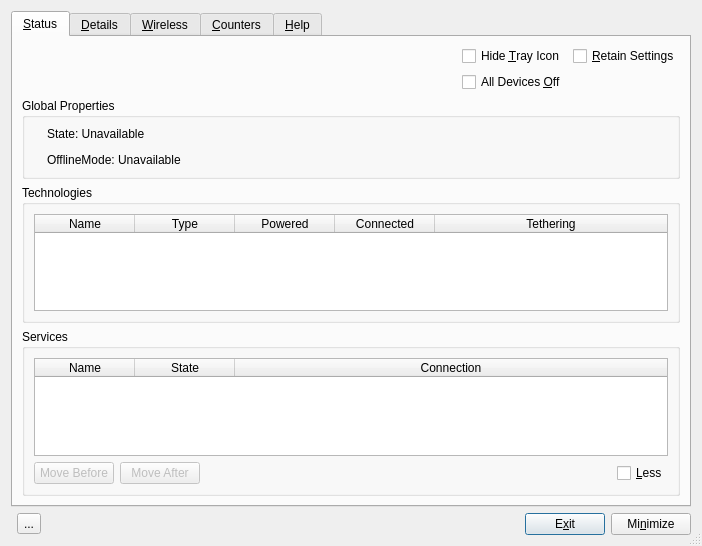
andrew-bibb/cmst, file code/control_box/ui/controlbox.ui: the form before one commit.
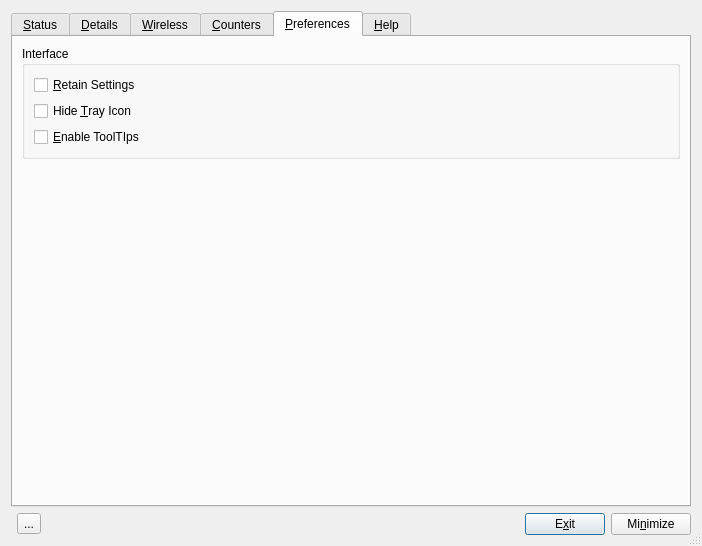
The form after the commit. The open tabs and pages were chosen to show the change. Icons and pictures are not drawn.

Commit message: added preferences tab, toggle tooltips on and off

The edit to the form file:
```diff
--- a/code/control_box/ui/controlbox.ui
+++ b/code/control_box/ui/controlbox.ui
@@ -379,19 +379,6 @@
        <item row="0" column="0">
         <layout class="QGridLayout" name="gridLayout_2">
          <item row="0" column="0">
-          <spacer name="horizontalSpacer">
-           <property name="orientation">
-            <enum>Qt::Horizontal</enum>
-           </property>
-           <property name="sizeHint" stdset="0">
-            <size>
-             <width>40</width>
-             <height>20</height>
-            </size>
-           </property>
-          </spacer>
-         </item>
-         <item row="1" column="0">
           <spacer name="horizontalSpacer_2">
            <property name="orientation">
             <enum>Qt::Horizontal</enum>
@@ -405,19 +392,6 @@
           </spacer>
          </item>
          <item row="0" column="1">
-          <widget class="QCheckBox" name="checkBox_hideIcon">
-           <property name="toolTip">
-            <string>&lt;html&gt;&lt;head/&gt;&lt;body&gt;&lt;p&gt;If checked show an icon in the system tray&lt;/p&gt;&lt;/body&gt;&lt;/html&gt;</string>
-           </property>
-           <property name="whatsThis">
-            <string>&lt;html&gt;&lt;head/&gt;&lt;body&gt;&lt;p&gt;If checked an icon will not be displayed in the system tray&lt;/p&gt;&lt;/body&gt;&lt;/html&gt;</string>
-           </property>
-           <property name="text">
-            <string>Hide &amp;Tray Icon</string>
-           </property>
-          </widget>
-         </item>
-         <item row="1" column="1">
           <widget class="QCheckBox" name="checkBox_devicesoff">
            <property name="toolTip">
             <string>&lt;html&gt;&lt;head/&gt;&lt;body&gt;&lt;p&gt;If checked power down all radios&lt;/p&gt;&lt;/body&gt;&lt;/html&gt;</string>
@@ -430,22 +404,6 @@
            </property>
           </widget>
          </item>
-         <item row="0" column="2">
-          <widget class="QCheckBox" name="checkBox_retainsettings">
-           <property name="enabled">
-            <bool>true</bool>
-           </property>
-           <property name="toolTip">
-            <string>&lt;html&gt;&lt;head/&gt;&lt;body&gt;&lt;p&gt;If checked restore GUI to previous state&lt;/p&gt;&lt;/body&gt;&lt;/html&gt;</string>
-           </property>
-           <property name="whatsThis">
-            <string>&lt;html&gt;&lt;head/&gt;&lt;body&gt;&lt;p&gt;If checked the GUI will be restored from settings saved on disk. Settings include the geometry of the dialog and the state of various check boxes, such as this one. &lt;/p&gt;&lt;p&gt;These settings will be used at next boot to restore the user interface to the way it was at shutdown.&lt;/p&gt;&lt;/body&gt;&lt;/html&gt;</string>
-           </property>
-           <property name="text">
-            <string>&amp;Retain Settings</string>
-           </property>
-          </widget>
-         </item>
         </layout>
        </item>
       </layout>
@@ -761,6 +719,77 @@
        </item>
       </layout>
      </widget>
+     <widget class="QWidget" name="Preferences">
+      <attribute name="title">
+       <string>&amp;Preferences</string>
+      </attribute>
+      <layout class="QGridLayout" name="gridLayout_8">
+       <item row="0" column="0">
+        <widget class="QGroupBox" name="groupBox_preferencesinterface">
+         <property name="title">
+          <string>Interface</string>
+         </property>
+         <layout class="QVBoxLayout" name="verticalLayout_7">
+          <item>
+           <widget class="QCheckBox" name="checkBox_retainsettings">
+            <property name="enabled">
+             <bool>true</bool>
+            </property>
+            <property name="toolTip">
+             <string>&lt;html&gt;&lt;head/&gt;&lt;body&gt;&lt;p&gt;If checked restore GUI to previous state&lt;/p&gt;&lt;/body&gt;&lt;/html&gt;</string>
+            </property>
+            <property name="whatsThis">
+             <string>&lt;html&gt;&lt;head/&gt;&lt;body&gt;&lt;p&gt;If checked the GUI will be restored from settings saved on disk. Settings include the geometry of the dialog and the state of various check boxes, such as this one. &lt;/p&gt;&lt;p&gt;These settings will be used at next boot to restore the user interface to the way it was at shutdown.&lt;/p&gt;&lt;/body&gt;&lt;/html&gt;</string>
+            </property>
+            <property name="text">
+             <string>&amp;Retain Settings</string>
+            </property>
+           </widget>
+          </item>
+          <item>
+           <widget class="QCheckBox" name="checkBox_hideIcon">
+            <property name="toolTip">
+             <string>&lt;html&gt;&lt;head/&gt;&lt;body&gt;&lt;p&gt;If checked hide the icon in the system tray&lt;/p&gt;&lt;/body&gt;&lt;/html&gt;</string>
+            </property>
+            <property name="whatsThis">
+             <string>&lt;html&gt;&lt;head/&gt;&lt;body&gt;&lt;p&gt;If checked an icon will not be displayed in the system tray.  &lt;/p&gt;&lt;/body&gt;&lt;/html&gt;</string>
+            </property>
+            <property name="text">
+             <string>Hide &amp;Tray Icon</string>
+            </property>
+           </widget>
+          </item>
+          <item>
+           <widget class="QCheckBox" name="checkBox_enabletooltips">
+            <property name="toolTip">
+             <string>&lt;html&gt;&lt;head/&gt;&lt;body&gt;&lt;p&gt;If checked tooltips will be enabled&lt;/p&gt;&lt;/body&gt;&lt;/html&gt;</string>
+            </property>
+            <property name="whatsThis">
+             <string>&lt;html&gt;&lt;head/&gt;&lt;body&gt;&lt;p&gt;If checked the display of tooltips will be enabled.&lt;/p&gt;&lt;p&gt;Tooltips are the small popups that appear when you hover the mouse pointer over an area of the interface. &lt;/p&gt;&lt;/body&gt;&lt;/html&gt;</string>
+            </property>
+            <property name="text">
+             <string>&amp;Enable ToolTIps</string>
+            </property>
+           </widget>
+          </item>
+         </layout>
+        </widget>
+       </item>
+       <item row="1" column="0">
+        <spacer name="verticalSpacer_4">
+         <property name="orientation">
+          <enum>Qt::Vertical</enum>
+         </property>
+         <property name="sizeHint" stdset="0">
+          <size>
+           <width>20</width>
+           <height>40</height>
+          </size>
+         </property>
+        </spacer>
+       </item>
+      </layout>
+     </widget>
      <widget class="QWidget" name="Help">
       <attribute name="title">
        <string>&amp;Help</string>
```
Left out of the diff: 4 changed lines with no effect on the pictures. The commit also changes 4 other files.
